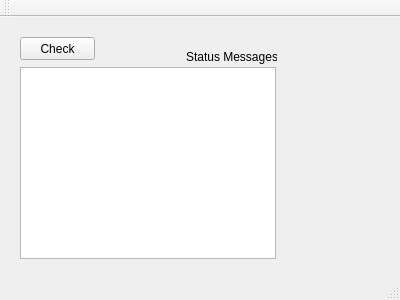
The window that andor_idus/andor_main.ui (sambitmitra/xuv_spect_ASX) describes before a commit, drawn with Qt 5.
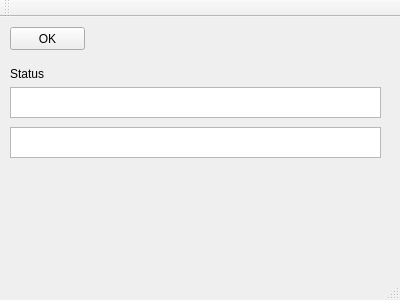
The same window after the commit.

What changed in the file:
```diff
--- a/andor_idus/andor_main.ui
+++ b/andor_idus/andor_main.ui
@@ -17,37 +17,47 @@
    <widget class="QPushButton" name="pushButton">
     <property name="geometry">
      <rect>
-      <x>20</x>
-      <y>20</y>
+      <x>10</x>
+      <y>10</y>
       <width>75</width>
       <height>23</height>
      </rect>
     </property>
     <property name="text">
-     <string>Check</string>
-    </property>
-   </widget>
-   <widget class="QTextBrowser" name="textBrowser">
-    <property name="geometry">
-     <rect>
-      <x>20</x>
-      <y>50</y>
-      <width>256</width>
-      <height>192</height>
-     </rect>
+     <string>OK</string>
     </property>
    </widget>
    <widget class="QLabel" name="label">
     <property name="geometry">
      <rect>
-      <x>186</x>
-      <y>30</y>
-      <width>91</width>
-      <height>20</height>
+      <x>10</x>
+      <y>50</y>
+      <width>47</width>
+      <height>13</height>
      </rect>
     </property>
     <property name="text">
-     <string>Status Messages:</string>
+     <string>Status</string>
+    </property>
+   </widget>
+   <widget class="QTextBrowser" name="textBrowser">
+    <property name="geometry">
+     <rect>
+      <x>10</x>
+      <y>70</y>
+      <width>371</width>
+      <height>31</height>
+     </rect>
+    </property>
+   </widget>
+   <widget class="QTextBrowser" name="textBrowser_2">
+    <property name="geometry">
+     <rect>
+      <x>10</x>
+      <y>110</y>
+      <width>371</width>
+      <height>31</height>
+     </rect>
     </property>
    </widget>
   </widget>
```
